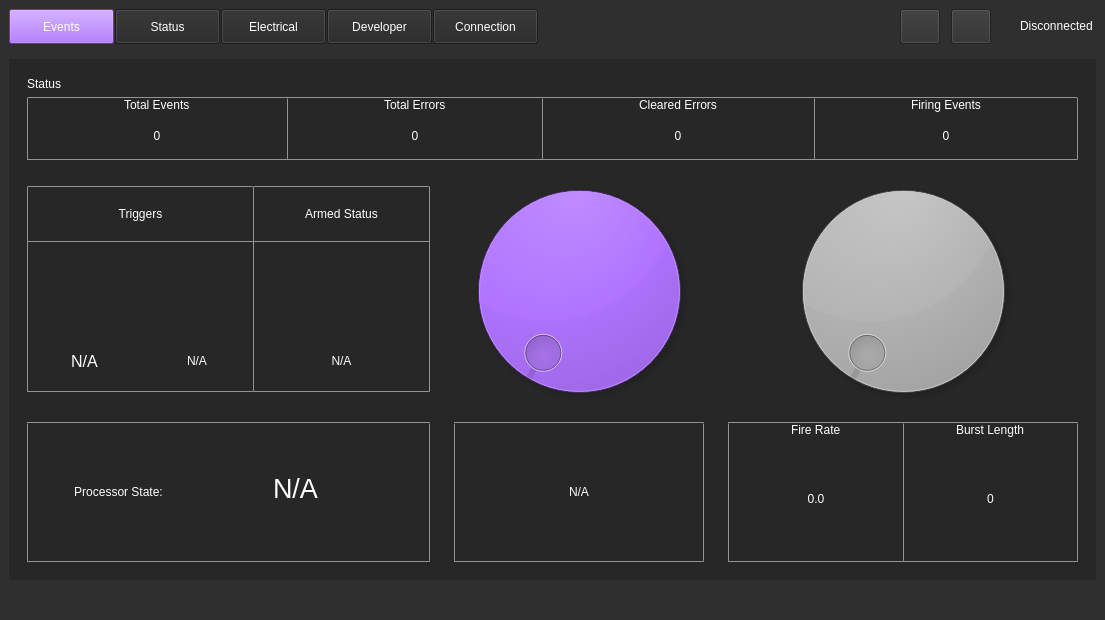
First picture: the form in weapon-system-support-software/mainwindow.ui, repository Team-Controller-NAU/Controller, before the edit.
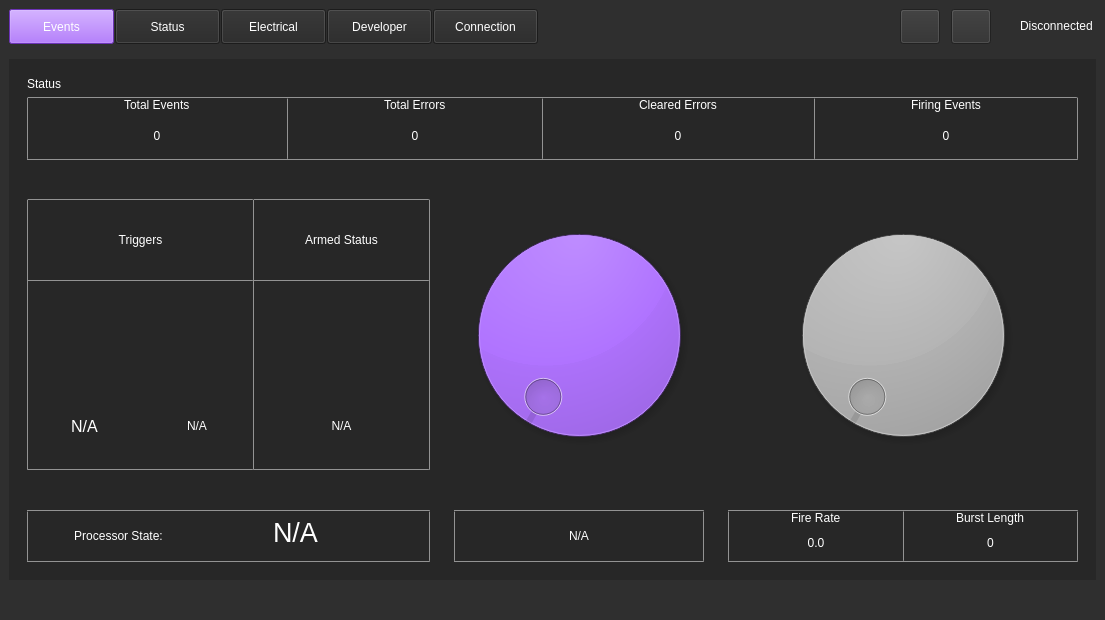
Second picture: the form after the edit. The open tabs and pages were chosen to show the change. Icons and pictures are not drawn. Custom widgets are drawn as their Qt base class.

The edit to the form file:
```diff
--- a/weapon-system-support-software/mainwindow.ui
+++ b/weapon-system-support-software/mainwindow.ui
@@ -4588,7 +4588,7 @@
                 <bool>true</bool>
                </property>
                <property name="sizePolicy">
-                <sizepolicy hsizetype="Fixed" vsizetype="Fixed">
+                <sizepolicy hsizetype="Expanding" vsizetype="Expanding">
                  <horstretch>20</horstretch>
                  <verstretch>20</verstretch>
                 </sizepolicy>
@@ -4599,6 +4599,12 @@
                  <height>250</height>
                 </size>
                </property>
+               <property name="maximumSize">
+                <size>
+                 <width>500</width>
+                 <height>500</height>
+                </size>
+               </property>
                <property name="sizeIncrement">
                 <size>
                  <width>0</width>
```
Left out of the diff: 2 changed lines with no effect on the pictures.
